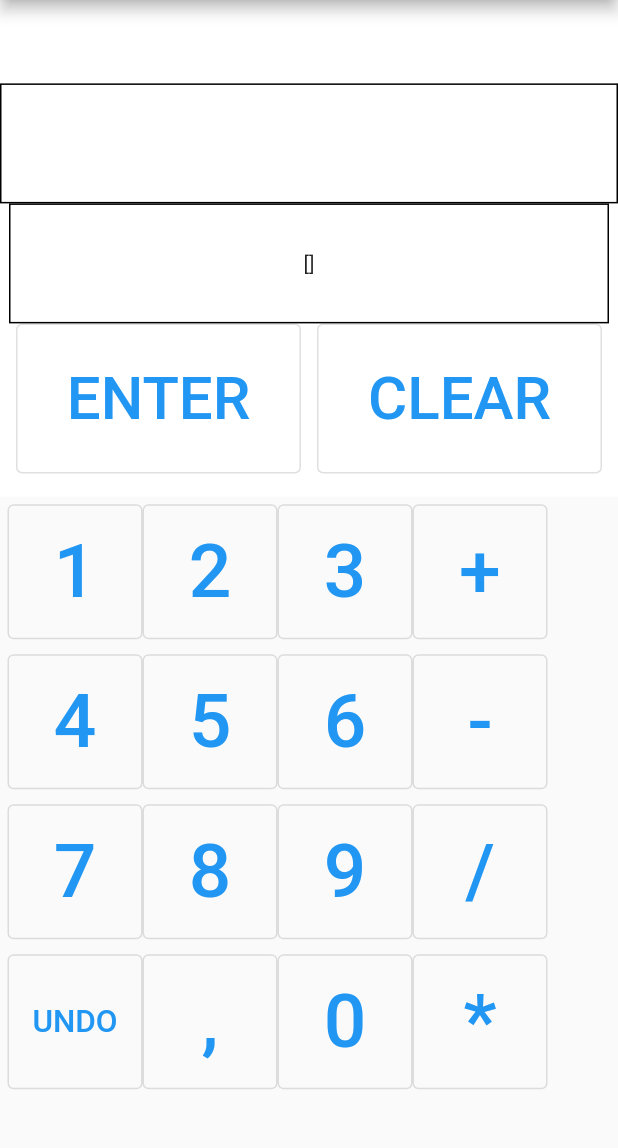
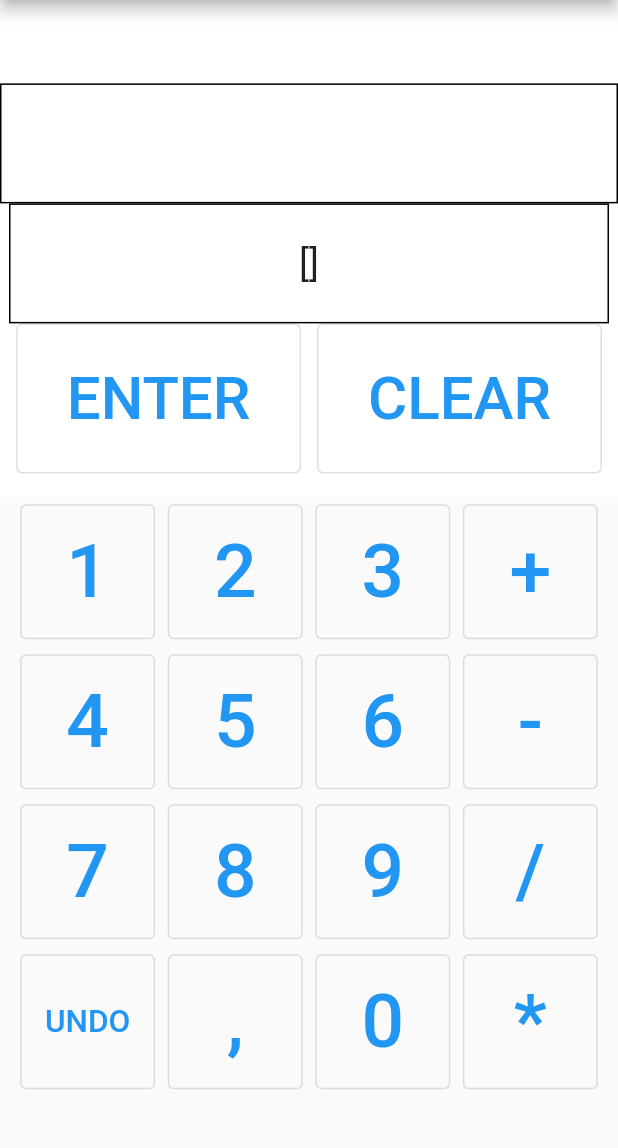
Before and after one commit to kasp441/fluttercalc, a Flutter app: the screen it shows after launch, on a phone screen of 412 x 824 dp, the part 84-1232 px from its top. Run offline on Flutter 3.47's test engine with Material 2 defaults, Android fonts, the phone set to English and light mode, and no system bars.

Commit message:
refactored some stuffz, hell yeah we're done

```diff
--- a/lib/main.dart
+++ b/lib/main.dart
@@ -40,35 +40,30 @@ class _MainScreenState extends State<MainScreen> {
 
   List<List> history = [];
 
-
-void _addToDisplay(String num)
-{
+  void _addToDisplay(String num) {
     display.addToText(num);
     setState(() {
       input = display.getTextAsText();
     });
   }
 
-cloneList(Stack)
-{
-  List<num> temp =[];
+  cloneList(Stack) {
+    List<num> temp = [];
     temp.addAll(stack.toList());
     history.add(temp);
   }
 
-execute(Operator operator)
-{
+  execute(Operator operator) {
     cloneList(Stack);
     stack.add(operator.execuce());
-   stack.removeAt(stack.length -2);
-   stack.removeAt(stack.length -2);
+    stack.removeAt(stack.length - 2);
+    stack.removeAt(stack.length - 2);
     setState(() {
       stack;
     });
   }
 
-void _addToStack()
-{
+  void _addToStack() {
     cloneList(Stack);
     stack.add(display.getTextAsNum());
     display.clearDisplay();
@@ -78,8 +73,7 @@ void _addToStack()
     });
   }
 
-void _clearStack()
-{
+  void _clearStack() {
     cloneList(Stack);
     stack.clear();
     display.clearDisplay();
@@ -89,15 +83,13 @@ void _clearStack()
     });
   }
 
-void _undobtn()
-{
+  void _undobtn() {
     stack.clear();
     stack.addAll(history.last as Iterable<num>);
     setState(() {
       stack;
     });
   }
-
 
   @override
   Widget build(BuildContext context) {
@@ -111,7 +103,15 @@ void _undobtn()
             height: 40,
             color: Colors.white,
           ),
-          Expanded(
+          Header(),
+          Grid()
+        ],
+      ),
+    );
+  }
+
+  Expanded Header() {
+    return Expanded(
       flex: 2,
       child: Container(
         width: double.infinity,
@@ -131,7 +131,7 @@ void _undobtn()
                           decoration: BoxDecoration(
                               border: Border.all(color: Colors.black)),
                           alignment: Alignment.center,
-                                child: Text(input),
+                          child: Text(input, style: TextStyle(fontSize: 25),) ,
                         ),
                       ),
                       SizedBox(
@@ -142,17 +142,32 @@ void _undobtn()
                           decoration: BoxDecoration(
                               border: Border.all(color: Colors.black)),
                           alignment: Alignment.center,
-                                child: Text('$stack'),
+                          child: Text('$stack', style: TextStyle(fontSize: 25),),
                         ),
                       ),
-                            Row(
+                      HeaderBtn(),
+                    ],
+                  ),
+                ),
+              )
+            ],
+          ),
+        ),
+      ),
+    );
+  }
+
+  Row HeaderBtn() {
+    return Row(
       mainAxisAlignment: MainAxisAlignment.spaceEvenly,
       children: [
         SizedBox(
           height: 100,
           width: 190,
           child: OutlinedButton(
-                                    onPressed: () {_addToStack();},
+            onPressed: () {
+              _addToStack();
+            },
             child: Text(
               "ENTER",
               style: TextStyle(fontSize: 40),
@@ -163,7 +178,9 @@ void _undobtn()
           height: 100,
           width: 190,
           child: OutlinedButton(
-                                    onPressed: () {_clearStack();},
+            onPressed: () {
+              _clearStack();
+            },
             child: Text(
               "CLEAR",
               style: TextStyle(fontSize: 40),
@@ -171,18 +188,11 @@ void _undobtn()
           ),
         )
       ],
+    );
+  }
 
-                            ),
-                          ],
-                        ),
-                      ),
-                    )
-                  ],
-                ),
-              ),
-            ),
-          ),
-          Expanded(
+  Expanded Grid() {
+    return Expanded(
       flex: 3,
       child: Container(
         width: double.infinity,
@@ -190,7 +200,208 @@ void _undobtn()
             body: Column(children: [
           Padding(
             padding: EdgeInsets.all(padding),
-                  child: Row(
+            child: TopRow(),
+          ),
+          Padding(
+            padding: EdgeInsets.all(padding),
+            child: SecondRow(),
+          ),
+          Padding(
+            padding: EdgeInsets.all(padding),
+            child: ThirdRow(),
+          ),
+          Padding(
+            padding: EdgeInsets.all(padding),
+            child: SpecialRow(),
+          ),
+        ])),
+      ),
+    );
+  }
+
+  Row SpecialRow() {
+    return Row(
+      mainAxisAlignment: MainAxisAlignment.spaceEvenly,
+      children: [
+        SizedBox(
+          width: width,
+          height: height,
+          child: OutlinedButton(
+            onPressed: () {
+              _undobtn();
+            },
+            child: Text(
+              "UNDO",
+              style: TextStyle(fontSize: 21),
+            ),
+          ),
+        ),
+        SizedBox(
+          width: width,
+          height: height,
+          child: OutlinedButton(
+            onPressed: () {
+              _addToDisplay(".");
+            },
+            child: Text(
+              ",",
+              style: TextStyle(fontSize: font),
+            ),
+          ),
+        ),
+        SizedBox(
+          width: width,
+          height: height,
+          child: OutlinedButton(
+            onPressed: () {
+              _addToDisplay("0");
+            },
+            child: Text(
+              "0",
+              style: TextStyle(fontSize: font),
+            ),
+          ),
+        ),
+        SizedBox(
+          width: width,
+          height: height,
+          child: OutlinedButton(
+            onPressed: () {
+              execute(Multiply(stack));
+            },
+            child: Text(
+              "*",
+              style: TextStyle(fontSize: font),
+            ),
+          ),
+        )
+      ],
+    );
+  }
+
+  Row ThirdRow() {
+    return Row(
+      mainAxisAlignment: MainAxisAlignment.spaceEvenly,
+      children: [
+        SizedBox(
+          width: width,
+          height: height,
+          child: OutlinedButton(
+            onPressed: () {
+              _addToDisplay("7");
+            },
+            child: Text(
+              "7",
+              style: TextStyle(fontSize: font),
+            ),
+          ),
+        ),
+        SizedBox(
+          width: width,
+          height: height,
+          child: OutlinedButton(
+            onPressed: () {
+              _addToDisplay("8");
+            },
+            child: Text(
+              "8",
+              style: TextStyle(fontSize: font),
+            ),
+          ),
+        ),
+        SizedBox(
+          width: width,
+          height: height,
+          child: OutlinedButton(
+            onPressed: () {
+              _addToDisplay("9");
+            },
+            child: Text(
+              "9",
+              style: TextStyle(fontSize: font),
+            ),
+          ),
+        ),
+        SizedBox(
+          width: width,
+          height: height,
+          child: OutlinedButton(
+            onPressed: () {
+              execute(Divide(stack));
+            },
+            child: Text(
+              "/",
+              style: TextStyle(fontSize: font),
+            ),
+          ),
+        )
+      ],
+    );
+  }
+
+  Row SecondRow() {
+    return Row(
+      mainAxisAlignment: MainAxisAlignment.spaceEvenly,
+      children: [
+        SizedBox(
+          width: width,
+          height: height,
+          child: OutlinedButton(
+            onPressed: () {
+              _addToDisplay("4");
+            },
+            child: Text(
+              "4",
+              style: TextStyle(fontSize: font),
+            ),
+          ),
+        ),
+        SizedBox(
+          width: width,
+          height: height,
+          child: OutlinedButton(
+            onPressed: () {
+              _addToDisplay("5");
+            },
+            child: Text(
+              "5",
+              style: TextStyle(fontSize: font),
+            ),
+          ),
+        ),
+        SizedBox(
+          width: width,
+          height: height,
+          child: OutlinedButton(
+            onPressed: () {
+              _addToDisplay("6");
+            },
+            child: Text(
+              "6",
+              style: TextStyle(fontSize: font),
+            ),
+          ),
+        ),
+        SizedBox(
+          width: width,
+          height: height,
+          child: OutlinedButton(
+            onPressed: () {
+              execute(Subtact(stack));
+            },
+            child: Text(
+              "-",
+              style: TextStyle(fontSize: font),
+            ),
+          ),
+        )
+      ],
+    );
+  }
+
+  Row TopRow() {
+    return Row(
+      mainAxisAlignment: MainAxisAlignment.spaceEvenly,
       children: [
         SizedBox(
           width: width,
@@ -235,7 +446,8 @@ void _undobtn()
             width: width,
             height: height,
             child: OutlinedButton(
-                            onPressed: () {execute(Add(stack));
+              onPressed: () {
+                execute(Add(stack));
               },
               child: Text(
                 "+",
@@ -243,182 +455,6 @@ void _undobtn()
               ),
             ))
       ],
-                  ),
-                ),
-                Padding(
-                  padding: EdgeInsets.all(padding),
-                  child: Row(
-                    children: [
-                      SizedBox(
-                        width: width,
-                        height: height,
-                        child: OutlinedButton(
-                          onPressed: () {
-                            _addToDisplay("4");
-                          },
-                          child: Text(
-                            "4",
-                            style: TextStyle(fontSize: font),
-                          ),
-                        ),
-                      ),
-                      SizedBox(
-                        width: width,
-                        height: height,
-                        child: OutlinedButton(
-                          onPressed: () {
-                            _addToDisplay("5");
-                          },
-                          child: Text(
-                            "5",
-                            style: TextStyle(fontSize: font),
-                          ),
-                        ),
-                      ),
-                      SizedBox(
-                        width: width,
-                        height: height,
-                        child: OutlinedButton(
-                          onPressed: () {
-                            _addToDisplay("6");
-                          },
-                          child: Text(
-                            "6",
-                            style: TextStyle(fontSize: font),
-                          ),
-                        ),
-                      ),
-                      SizedBox(
-                        width: width,
-                        height: height,
-                        child: OutlinedButton(
-                          onPressed: () {execute(Subtact(stack));},
-                          child: Text(
-                            "-",
-                            style: TextStyle(fontSize: font),
-                          ),
-                        ),
-                      )
-                    ],
-                  ),
-                ),
-                Padding(
-                  padding: EdgeInsets.all(padding),
-                  child: Row(
-                    children: [
-                      SizedBox(
-                        width: width,
-                        height: height,
-                        child: OutlinedButton(
-                          onPressed: () {
-                            _addToDisplay("7");
-                          },
-                          child: Text(
-                            "7",
-                            style: TextStyle(fontSize: font),
-                          ),
-                        ),
-                      ),
-                      SizedBox(
-                        width: width,
-                        height: height,
-                        child: OutlinedButton(
-                          onPressed: () {
-                            _addToDisplay("8");
-                          },
-                          child: Text(
-                            "8",
-                            style: TextStyle(fontSize: font),
-                          ),
-                        ),
-                      ),
-                      SizedBox(
-                        width: width,
-                        height: height,
-                        child: OutlinedButton(
-                          onPressed: () {
-                            _addToDisplay("9");
-                          },
-                          child: Text(
-                            "9",
-                            style: TextStyle(fontSize: font),
-                          ),
-                        ),
-                      ),
-                      SizedBox(
-                        width: width,
-                        height: height,
-                        child: OutlinedButton(
-                          onPressed: () {execute(Divide(stack));},
-                          child: Text(
-                            "/",
-                            style: TextStyle(fontSize: font),
-                          ),
-                        ),
-                      )
-                    ],
-                  ),
-                ),
-                Padding(
-                  padding: EdgeInsets.all(padding),
-                  child: Row(
-                    children: [
-                      SizedBox(
-                        width: width,
-                        height: height,
-                        child: OutlinedButton(
-                          onPressed: () {_undobtn();},
-                          child: Text(
-                            "UNDO",
-                            style: TextStyle(fontSize: 21),
-                          ),
-                        ),
-                      ),
-                      SizedBox(
-                        width: width,
-                        height: height,
-                        child: OutlinedButton(
-                          onPressed: () {
-                            _addToDisplay(".");
-                          },
-                          child: Text(
-                            ",",
-                            style: TextStyle(fontSize: font),
-                          ),
-                        ),
-                      ),
-                      SizedBox(
-                        width: width,
-                        height: height,
-                        child: OutlinedButton(
-                          onPressed: () {
-                            _addToDisplay("0");
-                          },
-                          child: Text(
-                            "0",
-                            style: TextStyle(fontSize: font),
-                          ),
-                        ),
-                      ),
-                      SizedBox(
-                        width: width,
-                        height: height,
-                        child: OutlinedButton(
-                          onPressed: () {execute(Multiply(stack));},
-                          child: Text(
-                            "*",
-                            style: TextStyle(fontSize: font),
-                          ),
-                        ),
-                      )
-                    ],
-                  ),
-                ),
-              ])),
-            ),
-          )
-        ],
-      ),
     );
   }
 }
```
Lines whose indentation alone changed are shown as unchanged.
